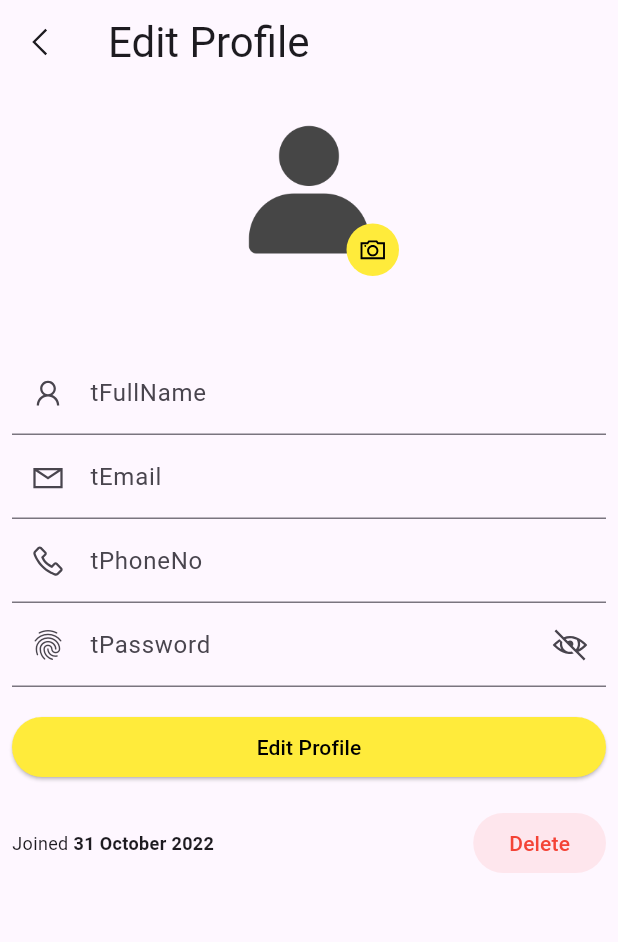
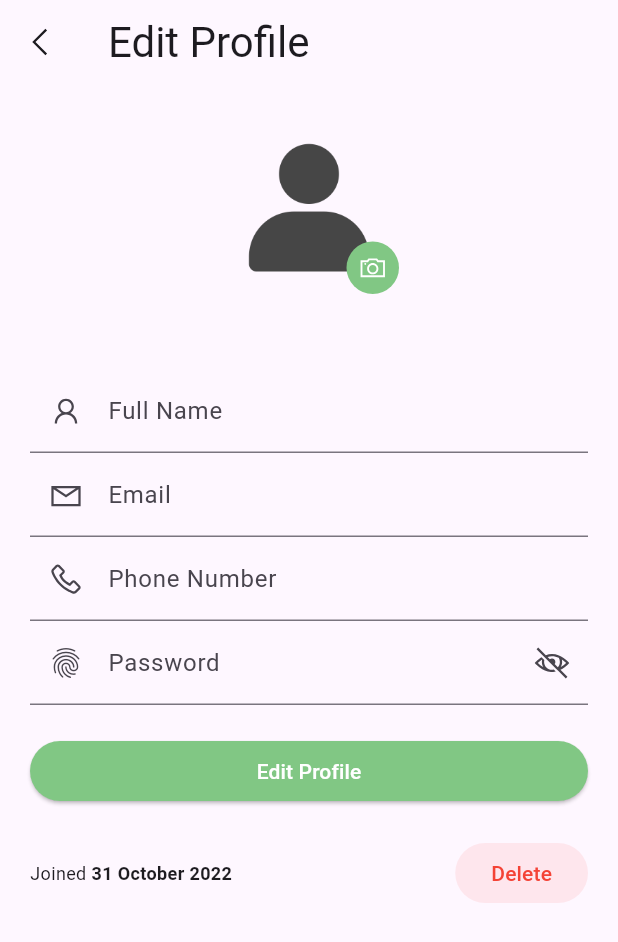
Before and after one commit to nalinidutt/out_cast, a Flutter app: the UpdateProfileScreen screen opened directly, on a phone screen of 412 x 824 dp. Shown: the top 942 px of the screen. Run offline on Flutter 3.47's test engine with Material 2 defaults, Android fonts, the phone set to English and light mode, and no system bars; our stand-ins replace google_nav_bar, line_awesome_flutter.

Commit message:
more updates to profile -- editprofile

```diff
--- a/lib/profile.dart
+++ b/lib/profile.dart
@@ -10,7 +10,6 @@ class Profile extends StatelessWidget {
 
   @override
   Widget build(BuildContext context) {
-    var isDark = MediaQuery.of(context).platformBrightness == Brightness.dark;
     return Scaffold(
       appBar: AppBar(
         // leading: IconButton(onPressed: (){Navigator.push(context, MaterialPageRoute(builder: (context) => const SecondRoute()))}, icon: const Icon(LineAwesomeIcons.angle_left)),
@@ -57,7 +56,7 @@ class Profile extends StatelessWidget {
               SizedBox(
                 width: 200,
                 child: ElevatedButton(
-                  onPressed: (){},
+                  onPressed: (){Navigator.push(context, MaterialPageRoute(builder: (context) => const UpdateProfileScreen()));},
                   style: ElevatedButton.styleFrom(
                       backgroundColor: Colors.green.shade300, side: BorderSide.none, shape: const StadiumBorder()),
                   child: const Text(tEditProfile, style: TextStyle(color: Colors.white)),
--- a/lib/src/constants/text_strings.dart
+++ b/lib/src/constants/text_strings.dart
@@ -13,4 +13,4 @@ const String tMenu3 = "User Management";
 const String tDelete = "Delete";
 const String tJoined = "Joined";
 const String tJoinedAt = " 31 October 2022";
-const double tFormHeight = 16.0;
+const double tFormHeight = 20.0;
--- a/lib/updateprofile.dart
+++ b/lib/updateprofile.dart
@@ -16,7 +16,7 @@ class UpdateProfileScreen extends StatelessWidget {
       ),
       body: SingleChildScrollView(
         child: Container(
-          padding: const EdgeInsets.all(8.0),
+          padding: const EdgeInsets.all(20.0),
           child: Column(
             children: [
               // -- IMAGE with ICON
@@ -36,8 +36,8 @@ class UpdateProfileScreen extends StatelessWidget {
                       width: 35,
                       height: 35,
                       decoration:
-                      BoxDecoration(borderRadius: BorderRadius.circular(100), color: Colors.yellow),
-                      child: const Icon(LineAwesomeIcons.camera, color: Colors.black, size: 20),
+                      BoxDecoration(borderRadius: BorderRadius.circular(100), color: Colors.green.shade300),
+                      child: const Icon(LineAwesomeIcons.camera, color: Colors.white, size: 20),
                     ),
                   ),
                 ],
@@ -50,26 +50,28 @@ class UpdateProfileScreen extends StatelessWidget {
                   children: [
                     TextFormField(
                       decoration: const InputDecoration(
-                          label: Text("tFullName"), prefixIcon: Icon(LineAwesomeIcons.user)),
+                          label: Text("Full Name"), prefixIcon: Icon(LineAwesomeIcons.user)),
                     ),
                     const SizedBox(height: tFormHeight - 20),
                     TextFormField(
                       decoration: const InputDecoration(
-                          label: Text("tEmail"), prefixIcon: Icon(LineAwesomeIcons.envelope_1)),
+                          label: Text("Email"), prefixIcon: Icon(LineAwesomeIcons.envelope_1)),
                     ),
                     const SizedBox(height: tFormHeight - 20),
                     TextFormField(
                       decoration: const InputDecoration(
-                          label: Text("tPhoneNo"), prefixIcon: Icon(LineAwesomeIcons.phone)),
+                          label: Text("Phone Number"), prefixIcon: Icon(LineAwesomeIcons.phone)),
                     ),
                     const SizedBox(height: tFormHeight - 20),
                     TextFormField(
                       obscureText: true,
                       decoration: InputDecoration(
-                        label: const Text("tPassword"),
+                        label: const Text("Password"),
                         prefixIcon: const Icon(Icons.fingerprint),
                         suffixIcon:
-                        IconButton(icon: const Icon(LineAwesomeIcons.eye_slash), onPressed: () {}),
+                        IconButton(icon: const Icon(LineAwesomeIcons.eye_slash), onPressed: () {
+
+                        }),
                       ),
                     ),
                     const SizedBox(height: tFormHeight),
@@ -80,10 +82,10 @@ class UpdateProfileScreen extends StatelessWidget {
                       child: ElevatedButton(
                         onPressed: () {},
                         style: ElevatedButton.styleFrom(
-                            backgroundColor: Colors.yellow,
+                            backgroundColor: Colors.green.shade300,
                             side: BorderSide.none,
                             shape: const StadiumBorder()),
-                        child: const Text(tEditProfile, style: TextStyle(color: Colors.black)),
+                        child: const Text(tEditProfile, style: TextStyle(color: Colors.white)),
                       ),
                     ),
                     const SizedBox(height: tFormHeight),
```
